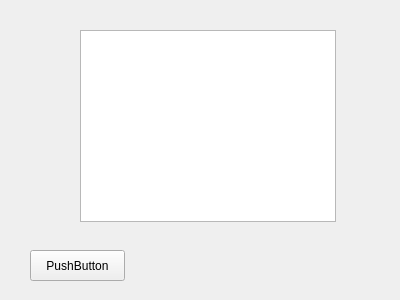
First picture: the form in mainwindow.ui, repository MaximeBtsSio/Quixo, before the edit.
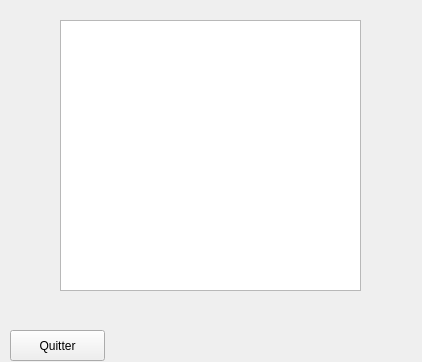
Second picture: the form after the edit.

Commit message: Push des pieces et du plateau

What changed in the file:
```diff
--- a/mainwindow.ui
+++ b/mainwindow.ui
@@ -6,8 +6,8 @@
    <rect>
     <x>0</x>
     <y>0</y>
-    <width>400</width>
-    <height>300</height>
+    <width>422</width>
+    <height>362</height>
    </rect>
   </property>
   <property name="windowTitle">
@@ -17,23 +17,23 @@
    <widget class="QPushButton" name="pushButton">
     <property name="geometry">
      <rect>
-      <x>30</x>
-      <y>250</y>
+      <x>10</x>
+      <y>330</y>
       <width>95</width>
       <height>31</height>
      </rect>
     </property>
     <property name="text">
-     <string>PushButton</string>
+     <string>Quitter</string>
     </property>
    </widget>
-   <widget class="QListView" name="ma_vue">
+   <widget class="QGraphicsView" name="ma_vue">
     <property name="geometry">
      <rect>
-      <x>80</x>
-      <y>30</y>
-      <width>256</width>
-      <height>192</height>
+      <x>60</x>
+      <y>20</y>
+      <width>301</width>
+      <height>271</height>
      </rect>
     </property>
    </widget>
```
The commit also changes 8 other files.
